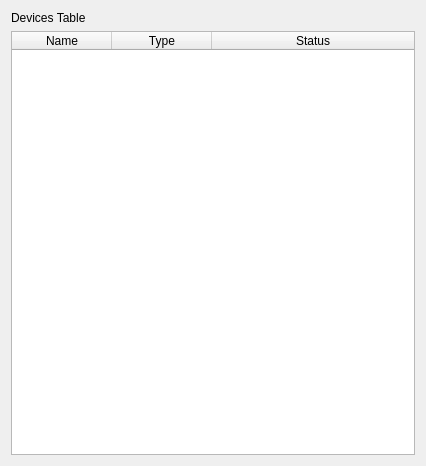
Enem-20/CGS, file devicestable.ui: the form before one commit.
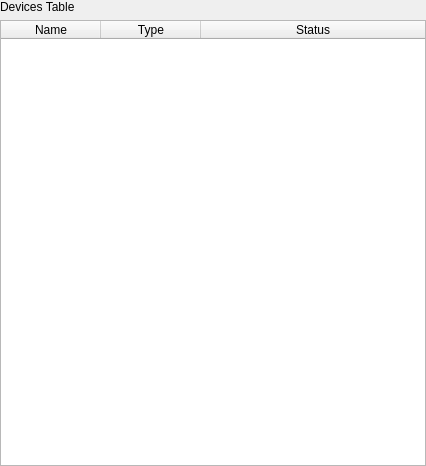
The form after the commit.

What changed in the file:
```diff
--- a/devicestable.ui
+++ b/devicestable.ui
@@ -14,6 +14,18 @@
    <string>Form</string>
   </property>
   <layout class="QVBoxLayout" name="verticalLayout">
+   <property name="leftMargin">
+    <number>0</number>
+   </property>
+   <property name="topMargin">
+    <number>0</number>
+   </property>
+   <property name="rightMargin">
+    <number>0</number>
+   </property>
+   <property name="bottomMargin">
+    <number>0</number>
+   </property>
    <item>
     <widget class="QLabel" name="label">
      <property name="text">
```
Left out of the diff: 2 changed lines with no effect on the pictures.
